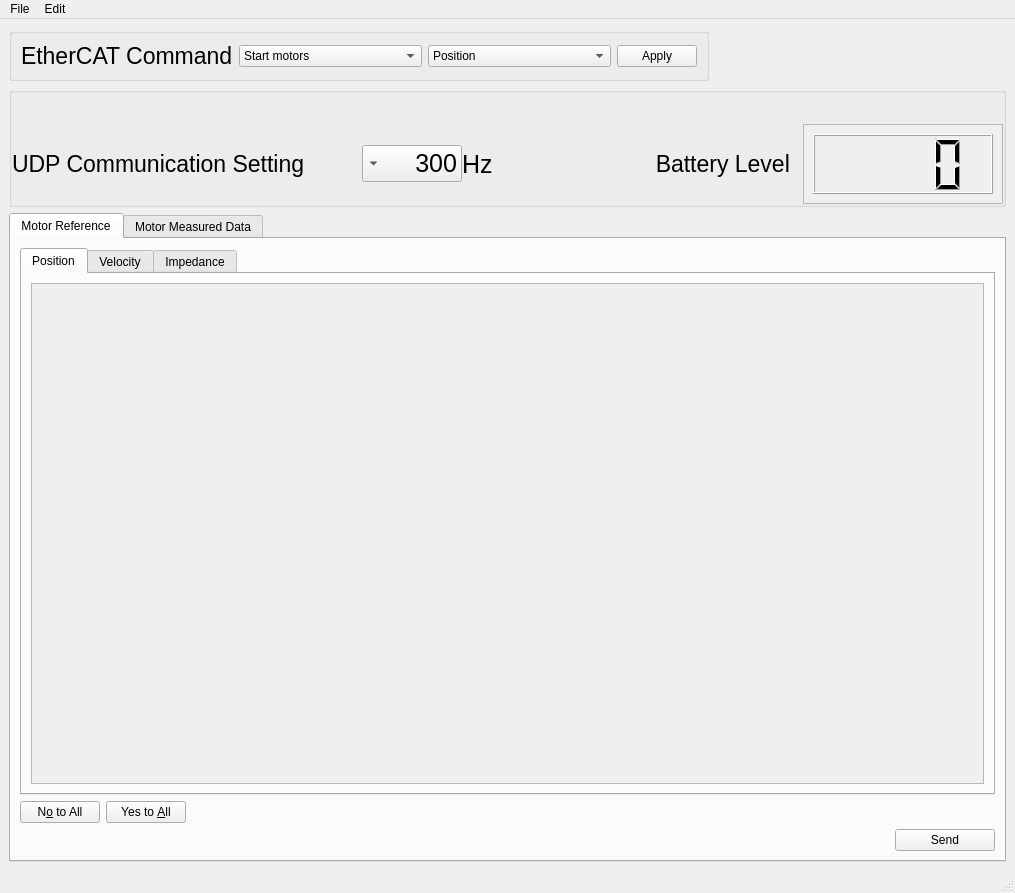
Advanced-Robotics-Facility/ecat-client-advr, file src/ec_client_udp/src/ec_gui/src/ec_gui_start.ui: the form before one commit.
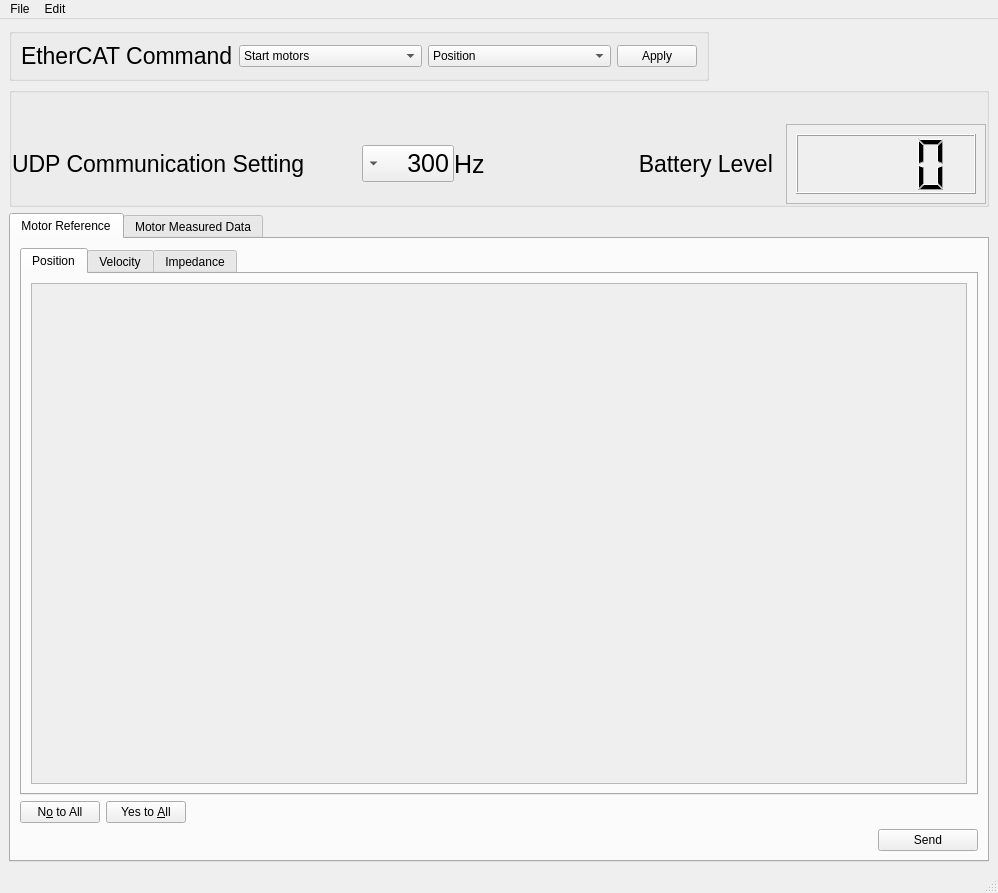
The form after the commit.

Commit message: Try to resolve the GUI issue related on the motors references.

What changed in the file:
```diff
--- a/src/ec_client_udp/src/ec_gui/src/ec_gui_start.ui
+++ b/src/ec_client_udp/src/ec_gui/src/ec_gui_start.ui
@@ -6,7 +6,7 @@
    <rect>
     <x>0</x>
     <y>0</y>
-    <width>1015</width>
+    <width>998</width>
     <height>893</height>
    </rect>
   </property>
@@ -285,7 +285,7 @@
                <rect>
                 <x>0</x>
                 <y>0</y>
-                <width>193</width>
+                <width>176</width>
                 <height>76</height>
                </rect>
               </property>
@@ -371,7 +371,7 @@
                 <rect>
                  <x>0</x>
                  <y>0</y>
-                 <width>951</width>
+                 <width>934</width>
                  <height>477</height>
                 </rect>
                </property>
@@ -518,7 +518,7 @@
     <rect>
      <x>0</x>
      <y>0</y>
-     <width>1015</width>
+     <width>998</width>
      <height>20</height>
     </rect>
    </property>
```
Left out of the diff: 4 changed lines with no effect on the pictures. The commit also changes 5 other files.
